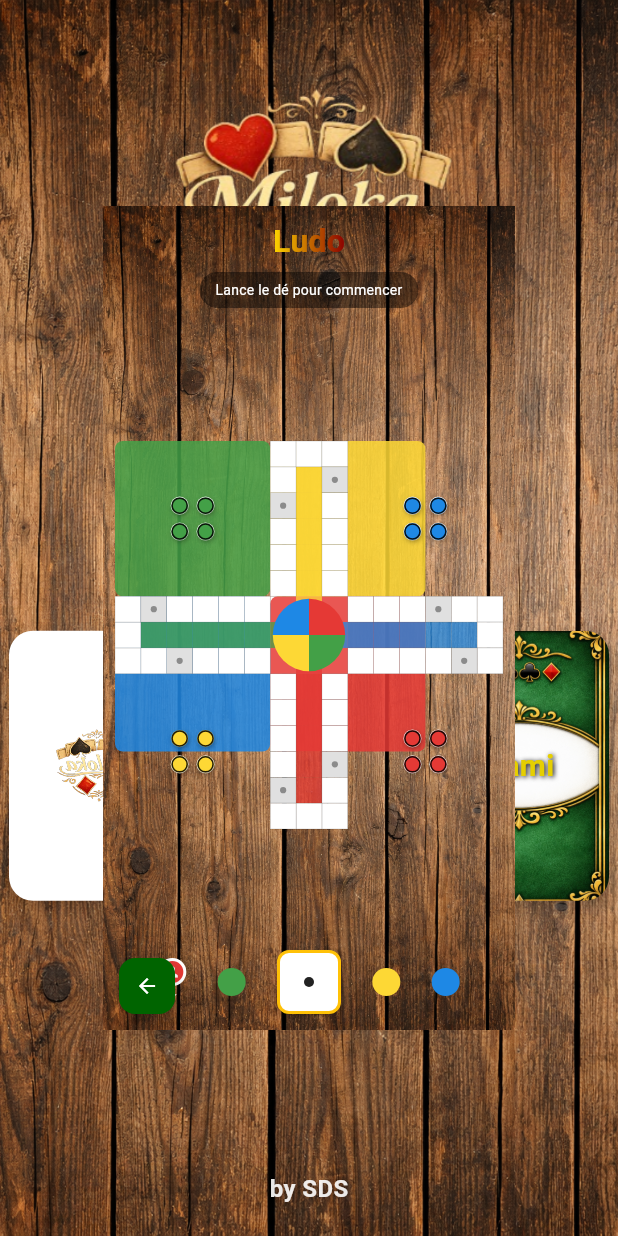
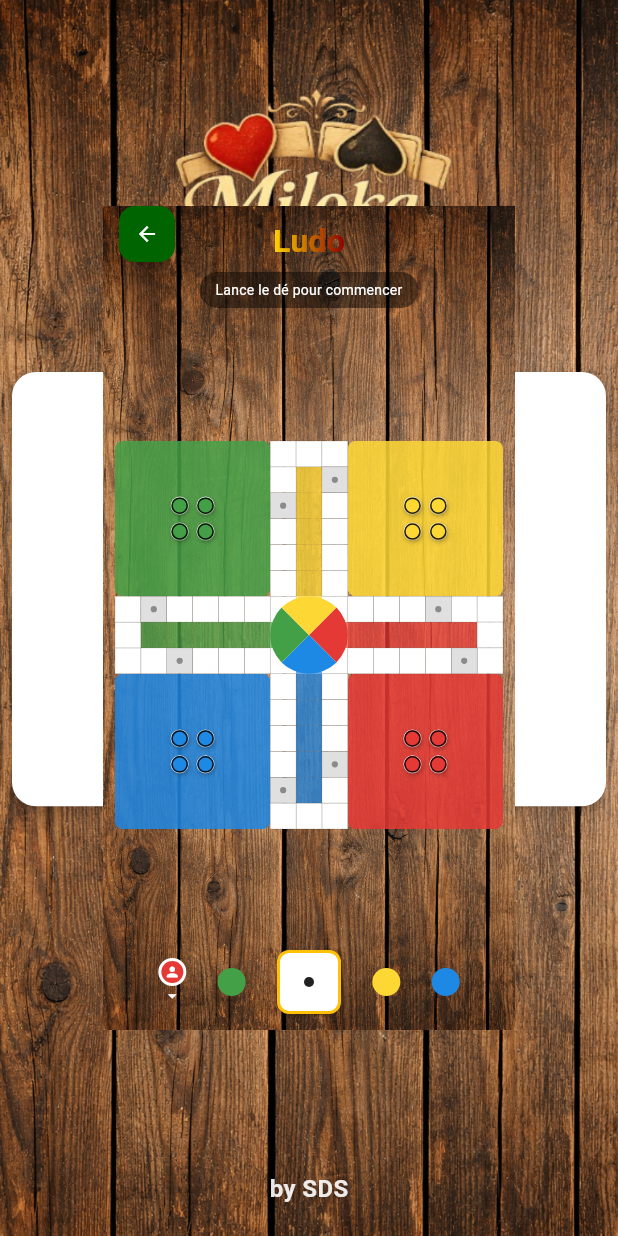
Before and after one commit to Stephenas30/miloka, a Flutter app: the screen it shows after launch, after a tap on "Belote", after a tap on "Ludo", on a phone screen of 412 x 824 dp. Run offline on Flutter 3.47's test engine with Material 3 defaults, Android fonts, the phone set to English and light mode, and no system bars; our stand-ins replace flutter_svg; project files that could hold a hidden picture were left out.

Commit message:
Réorganiser la mise en page des cartes de choix de jeu et ajuster les coordonnées du plateau de Ludo

```diff
--- a/lib/game/ludo/ludo_board_layout.dart
+++ b/lib/game/ludo/ludo_board_layout.dart
@@ -21,7 +21,7 @@ class LudoBoardLayout {
 
   static const homeStretchCoords = {
     LudoColor.red: [
-      [7, 13], [7, 12], [7, 11], [7, 10], [7, 9], [7, 8],
+      [13, 7], [12, 7], [11, 7], [10, 7], [9, 7], [8, 7],
     ],
     LudoColor.green: [
       [1, 7], [2, 7], [3, 7], [4, 7], [5, 7], [6, 7],
@@ -30,7 +30,7 @@ class LudoBoardLayout {
       [7, 1], [7, 2], [7, 3], [7, 4], [7, 5], [7, 6],
     ],
     LudoColor.blue: [
-      [13, 7], [12, 7], [11, 7], [10, 7], [9, 7], [8, 7],
+      [7, 13], [7, 12], [7, 11], [7, 10], [7, 9], [7, 8],
     ],
   };
 
@@ -42,10 +42,10 @@ class LudoBoardLayout {
       [2, 2], [2, 3], [3, 2], [3, 3],
     ],
     LudoColor.yellow: [
-      [2, 11], [2, 12], [3, 11], [3, 12],
+      [11, 2], [11, 3], [12, 2], [12, 3],
     ],
     LudoColor.blue: [
-      [11, 2], [11, 3], [12, 2], [12, 3],
+      [2, 11], [2, 12], [3, 11], [3, 12],
     ],
   };
 
--- a/lib/screens/belote_screen.dart
+++ b/lib/screens/belote_screen.dart
@@ -58,7 +58,6 @@ class _BeloteScreenState extends State<BeloteScreen> {
                 GameChoiceCard(
                   key: card1Key,
                   title: "1 vs 1",
-                  isBelote: false,
                   onTap: () {
                     showDialog(
                       context: context,
@@ -75,7 +74,6 @@ class _BeloteScreenState extends State<BeloteScreen> {
                 GameChoiceCard(
                   key: card2Key,
                   title: "Classique",
-                  isBelote: false,
                   onTap: () {
                     showDialog(
                       context: context,
@@ -92,7 +90,6 @@ class _BeloteScreenState extends State<BeloteScreen> {
                 GameChoiceCard(
                   key: card3Key,
                   title: "Tournoi",
-                  isBelote: false,
                   onTap: () {
                     showDialog(
                       context: context,
@@ -116,7 +113,6 @@ class _BeloteScreenState extends State<BeloteScreen> {
                 GameChoiceCard(
                   key: card4Key,
                   title: "En ligne",
-                  isBelote: false,
                   onTap: () {
                     showDialog(
                       context: context,
@@ -133,7 +129,6 @@ class _BeloteScreenState extends State<BeloteScreen> {
                 GameChoiceCard(
                   key: card5Key,
                   title: "Contre IA",
-                  isBelote: false,
                   onTap: () {
                     showDialog(
                       context: context,
--- a/lib/screens/home_screen.dart
+++ b/lib/screens/home_screen.dart
@@ -21,15 +21,14 @@ class HomeScreen extends StatelessWidget {
             Padding(
               padding: const EdgeInsets.only(top: 40),
               child: Center(
-                child: Image.asset(
-                  "assets/images/logo.png",
-                  height: 200,
-                ),
+                child: Image.asset("assets/images/logo.png", height: 200),
               ),
             ),
 
             // Les cartes au centre
-            const GameChoices(),
+            Expanded(
+              child: Padding(padding: EdgeInsets.all(8), child: GameChoices()),
+            ),
 
             // Signature en bas
             Padding(
--- a/lib/screens/ludo_screen.dart
+++ b/lib/screens/ludo_screen.dart
@@ -150,7 +150,7 @@ class _LudoScreenState extends State<LudoScreen>
     }
 
     return Scaffold(
-      floatingActionButtonLocation: FloatingActionButtonLocation.startFloat,
+      floatingActionButtonLocation: FloatingActionButtonLocation.startTop,
       floatingActionButton: FloatingActionButton(
         backgroundColor: const Color(0xFF006400),
         onPressed: () => Navigator.pop(context),
@@ -430,14 +430,14 @@ class _LudoBoardPainter extends CustomPainter {
     );
 
     // Bases colorées
-    _drawBase(canvas, LudoColor.red, 6, 6);
+    _drawBase(canvas, LudoColor.red, 9, 9);
     _drawBase(canvas, LudoColor.green, 0, 0);
-    _drawBase(canvas, LudoColor.yellow, 0, 6);
-    _drawBase(canvas, LudoColor.blue, 6, 0);
+    _drawBase(canvas, LudoColor.yellow, 0, 9);
+    _drawBase(canvas, LudoColor.blue, 9, 0);
 
     // Couloirs maison
+    _drawHomeStretch(canvas, LudoColor.green);
     _drawHomeStretch(canvas, LudoColor.red);
-    _drawHomeStretch(canvas, LudoColor.green);
     _drawHomeStretch(canvas, LudoColor.yellow);
     _drawHomeStretch(canvas, LudoColor.blue);
 
@@ -507,18 +507,18 @@ class _LudoBoardPainter extends CustomPainter {
 
   void _drawCenter(Canvas canvas) {
     final center = Offset(7.5 * cellSize, 7.5 * cellSize);
-    final r = cellSize * 1.4;
+    final r = cellSize * 1.5;
     final colors = [
       LudoBoardLayout.colorValues[LudoColor.red]!,
+      LudoBoardLayout.colorValues[LudoColor.blue]!,
       LudoBoardLayout.colorValues[LudoColor.green]!,
       LudoBoardLayout.colorValues[LudoColor.yellow]!,
-      LudoBoardLayout.colorValues[LudoColor.blue]!,
     ];
 
     for (var i = 0; i < 4; i++) {
       final paint = Paint()..color = colors[i];
       final path = Path();
-      final angle = -math.pi / 2 + i * math.pi / 2;
+      final angle = -math.pi / 4 + i * math.pi / 2;
       path.moveTo(center.dx, center.dy);
       path.arcTo(
         Rect.fromCircle(center: center, radius: r),
--- a/lib/widgets/game_choice.dart
+++ b/lib/widgets/game_choice.dart
@@ -1,20 +1,32 @@
 import 'package:flutter/material.dart';
 import 'game_choice_card.dart';
+
+List<dynamic> games = ["Belote", "Ludo"];
 
 class GameChoices extends StatelessWidget {
   const GameChoices({super.key});
 
   @override
   Widget build(BuildContext context) {
-    return Row(
+    return GridView.count(
+      crossAxisCount: games.length < 3 ? games.length : 3,
+      childAspectRatio: 2/3,
+      mainAxisSpacing: 10,
+      crossAxisSpacing: 10,
+      children: [
+        ...List.generate(games.length, (item) => GameChoiceCard(title: games[item]),)
+      ],
+    );
+
+    /* Row(
       mainAxisAlignment: MainAxisAlignment.center,
       children: const [
         GameChoiceCard(title: "Belote", isBelote: true),
         SizedBox(width: 20),
         GameChoiceCard(title: "Ludo", isLudo: true),
         SizedBox(width: 20),
-        GameChoiceCard(title: "Rami"),
+        GameChoiceCard(title: "Ludo"),
       ],
-    );
+    ); */
   }
 }
--- a/lib/widgets/game_choice_card.dart
+++ b/lib/widgets/game_choice_card.dart
@@ -4,16 +4,12 @@ import '../screens/ludo_screen.dart';
 
 class GameChoiceCard extends StatefulWidget {
   final String title;
-  final bool isBelote;
-  final bool isLudo;
   final VoidCallback? onTap;
   final VoidCallback? onClosePopup;
 
   const GameChoiceCard({
     super.key,
     required this.title,
-    this.isBelote = false,
-    this.isLudo = false,
     this.onTap,
     this.onClosePopup,
   });
@@ -45,7 +41,7 @@ class GameChoiceCardState extends State<GameChoiceCard>
         widget.onTap!();
         return;
       }
-      if (widget.isBelote) {
+      if (widget.title == 'Belote') {
         Navigator.push(
           context,
           PageRouteBuilder(
@@ -59,7 +55,7 @@ class GameChoiceCardState extends State<GameChoiceCard>
             },
           ),
         );
-      } else if (widget.isLudo) {
+      } else if (widget.title == 'Ludo') {
         Navigator.push(
           context,
           PageRouteBuilder(
@@ -119,8 +115,8 @@ class GameChoiceCardState extends State<GameChoiceCard>
 
   Widget _buildFrontFace() {
     return Container(
-      width: 120,
-      height: 180,
+      width: 80,
+      height: 40,
       decoration: BoxDecoration(
         borderRadius: BorderRadius.circular(16),
         image: const DecorationImage(
@@ -157,8 +153,8 @@ class GameChoiceCardState extends State<GameChoiceCard>
 
   Widget _buildBackFace() {
     return Container(
-      width: 120,
-      height: 180,
+      width: 80,
+      height: 40,
       decoration: BoxDecoration(
         color: Colors.white,
         borderRadius: BorderRadius.circular(16),
```
